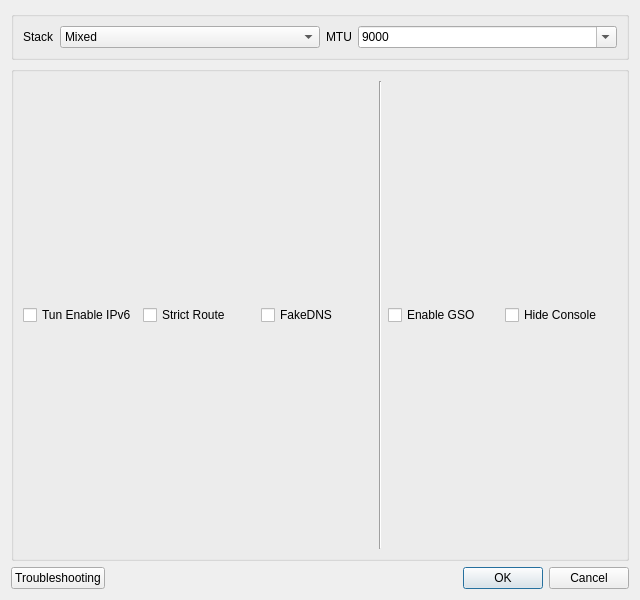
Old version of the form ui/dialog_vpn_settings.ui in the repository shengmo0210/nekoray.
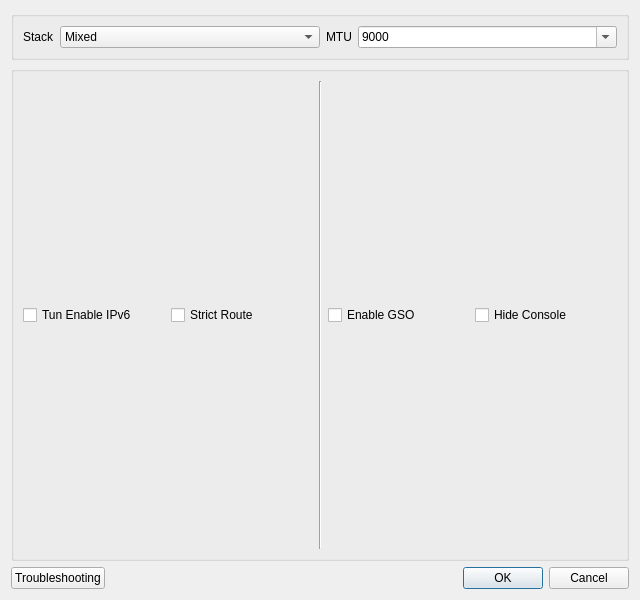
New version of the form.

Commit message: feat: Relocate fakeIP to routing settings and Improve fakeIP config settings

```diff
--- a/ui/dialog_vpn_settings.ui
+++ b/ui/dialog_vpn_settings.ui
@@ -105,13 +105,6 @@
         </property>
        </widget>
       </item>
-      <item>
-       <widget class="QCheckBox" name="fake_dns">
-        <property name="text">
-         <string notr="true">FakeDNS</string>
-        </property>
-       </widget>
-      </item>
       <item>
        <widget class="Line" name="line">
         <property name="orientation">
```
Left out of the diff: 1 changed line with no effect on the pictures. The commit also changes 4 other files.
